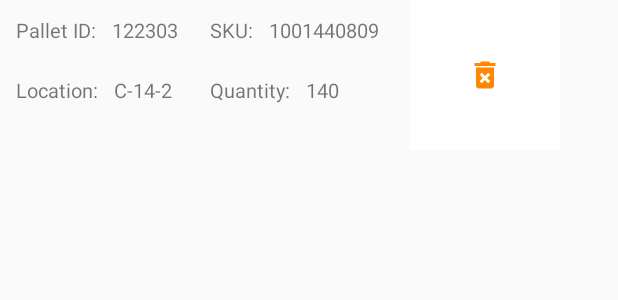
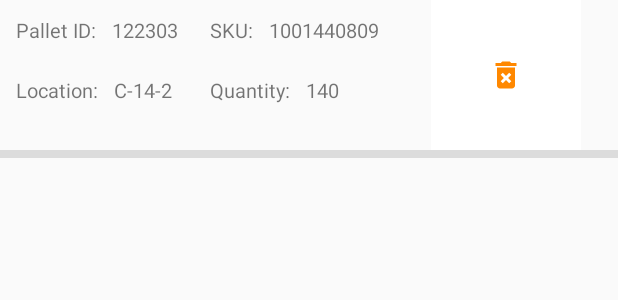
Before and after one commit to Coleman-Wimpy/GardenGnome, an Android app: the layout list_item_layout.xml on its own in the app's theme, with its tools: preview values and no code run, on a phone screen of 412 x 824 dp. Shown: the top 300 px of the screen. Run offline under Robolectric (Android 15) with nearby library versions, the phone set to English and light mode, and no system bars.

Commit message:
Adding the ability to search pallets by SKU and delete a pallet from the list

```diff
--- /dev/null
+++ b/app/src/main/res/drawable/ic_search.xml
@@ -0,0 +1,5 @@
+<vector android:height="24dp" android:tint="#FF8800"
+    android:viewportHeight="24" android:viewportWidth="24"
+    android:width="24dp" xmlns:android="http://schemas.android.com/apk/res/android">
+    <path android:fillColor="@android:color/white" android:pathData="M15.5,14h-0.79l-0.28,-0.27C15.41,12.59 16,11.11 16,9.5 16,5.91 13.09,3 9.5,3S3,5.91 3,9.5 5.91,16 9.5,16c1.61,0 3.09,-0.59 4.23,-1.57l0.27,0.28v0.79l5,4.99L20.49,19l-4.99,-5zM9.5,14C7.01,14 5,11.99 5,9.5S7.01,5 9.5,5 14,7.01 14,9.5 11.99,14 9.5,14z"/>
+</vector>
--- a/app/src/main/res/layout/list_item_layout.xml
+++ b/app/src/main/res/layout/list_item_layout.xml
@@ -1,14 +1,14 @@
 <?xml version="1.0" encoding="utf-8"?>
 <LinearLayout xmlns:android="http://schemas.android.com/apk/res/android"
     android:layout_width="match_parent"
-    android:layout_height="wrap_content"
-    android:orientation="horizontal"
-    >
+    android:layout_height="match_parent"
+    xmlns:app="http://schemas.android.com/apk/res-auto"
+    android:orientation="vertical">
 
     <GridLayout
-        android:layout_width="wrap_content"
+        android:layout_width="match_parent"
         android:layout_height="wrap_content"
-        android:columnCount="2"
+        android:columnCount="3"
         android:rowCount="2"
         >
 
@@ -19,6 +19,8 @@
             android:layout_row="0"
             android:orientation="horizontal"
             android:padding="5dp"
+            android:layout_columnWeight="0"
+            android:layout_rowWeight="0"
             >
 
             <TextView
@@ -47,6 +49,8 @@
             android:layout_row="0"
             android:orientation="horizontal"
             android:padding="5dp"
+            android:layout_columnWeight="0"
+            android:layout_rowWeight="0"
             >
 
             <TextView
@@ -76,6 +80,8 @@
             android:layout_row="1"
             android:orientation="horizontal"
             android:padding="5dp"
+            android:layout_columnWeight="0"
+            android:layout_rowWeight="0"
             >
 
             <TextView
@@ -105,6 +111,8 @@
             android:layout_row="1"
             android:orientation="horizontal"
             android:padding="5dp"
+            android:layout_columnWeight="0"
+            android:layout_rowWeight="0"
             >
 
             <TextView
@@ -126,14 +134,24 @@
                 />
         </androidx.appcompat.widget.LinearLayoutCompat>
 
+        <androidx.appcompat.widget.AppCompatImageButton
+            android:id="@+id/palletDeleteButton"
+            android:layout_width="150px"
+            android:layout_height="150px"
+            android:layout_gravity="center"
+            android:background="@color/white"
+            android:src="@drawable/ic_delete"
+            android:layout_column="2"
+            android:layout_row="0"
+            android:layout_rowSpan="2"
+            android:layout_columnWeight="0"
+            android:layout_rowWeight="0"/>
     </GridLayout>
 
-    <androidx.appcompat.widget.AppCompatImageButton
-        android:id="@+id/palletDeleteButton"
-        android:layout_width="150px"
-        android:layout_height="150px"
-        android:layout_gravity="center"
-        android:layout_marginLeft="10dp"
-        android:background="@color/white"
-        android:src="@drawable/ic_delete" />
+    <View
+        android:id="@+id/divider"
+        android:layout_width="match_parent"
+        android:layout_height="5dp"
+        android:background="?android:attr/listDivider" />
+
 </LinearLayout>
```
Also changed, not shown: app/src/main/java/com/example/gardengnome/AddSKUActivity.java (+6 -6 lines), app/src/main/java/com/example/gardengnome/Pallet.java (+31 -0 lines), app/src/main/java/com/example/gardengnome/RecyclerAdapter.java (added, +86 -0 lines), app/src/main/java/com/example/gardengnome/SearchSKUActivity.java (+64 -7 lines), app/src/main/res/layout/activity_search_sku.xml (+16 -6 lines), app/src/main/res/values/array.xml (+6 -6 lines).
